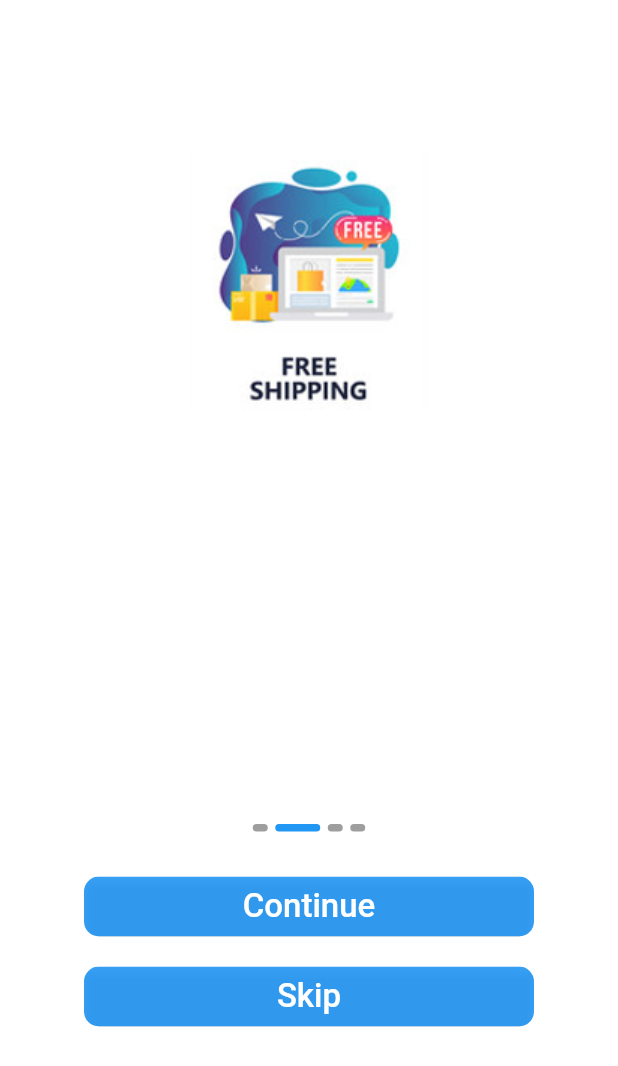
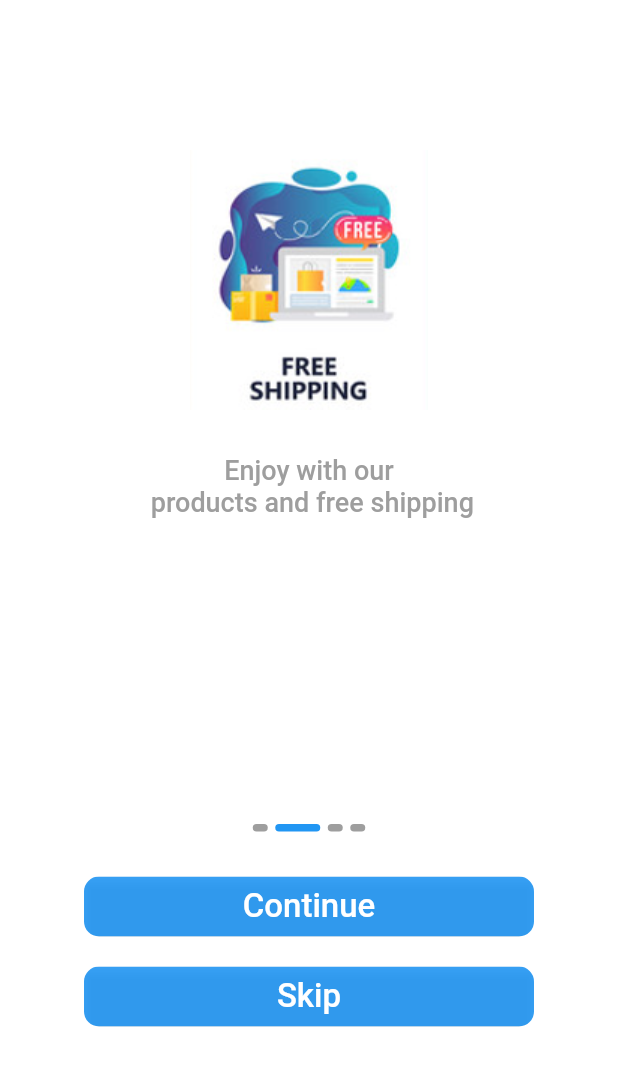
Before and after one commit to ahmedfikry24/Store-App, a Flutter app: the screen it shows after launch, after a tap on "Continue", on a phone screen of 412 x 824 dp. Shown: the top 1066 px of the screen. Run offline on Flutter 3.47's test engine with Material 2 defaults, Android fonts, the phone set to English and light mode, and no system bars; drawn by our look-alikes of smooth_page_indicator; our stand-ins replace flutter_bloc, font_awesome_flutter, shared_preferences; network calls fail; Roboto replaces fonts that are missing (cairo).

```diff
--- /dev/null
+++ b/lib/controller/login/cubit.dart
@@ -0,0 +1,8 @@
+// ignore_for_file: unnecessary_type_check
+import 'package:flutter_bloc/flutter_bloc.dart';
+import 'package:store_app/controller/login/states.dart';
+
+class LoginCubit extends Cubit<LoginStates> {
+  LoginCubit() : super(LoginInitilaState());
+  static LoginCubit get(context) => BlocProvider.of(context);
+}
--- /dev/null
+++ b/lib/controller/login/states.dart
@@ -0,0 +1,9 @@
+abstract class LoginStates {}
+
+class LoginInitilaState extends LoginStates {}
+
+class LoginGetAllProductLoadingState extends LoginStates {}
+
+class LoginGetAllProductSuccessState extends LoginStates {}
+
+class LoginGetAllProductErrorState extends LoginStates {}
--- a/lib/controller/on_boarding/cubit.dart
+++ /dev/null
@@ -1,11 +0,0 @@
-// ignore_for_file: unnecessary_type_check
-
-import 'package:flutter/cupertino.dart';
-import 'package:flutter_bloc/flutter_bloc.dart';
-import 'package:store_app/controller/on_boarding/states.dart';
-
-class OnBoardingCubit extends Cubit<OnBoardingStates> {
-  OnBoardingCubit() : super(OnBoardingInitilaState());
-  static OnBoardingCubit get(context) => BlocProvider.of(context);
-  PageController pageController = PageController();
-}
--- a/lib/controller/on_boarding/states.dart
+++ /dev/null
@@ -1,9 +0,0 @@
-abstract class OnBoardingStates {}
-
-class OnBoardingInitilaState extends OnBoardingStates {}
-
-class OnBoardingGetAllProductLoadingState extends OnBoardingStates {}
-
-class OnBoardingGetAllProductSuccessState extends OnBoardingStates {}
-
-class OnBoardingGetAllProductErrorState extends OnBoardingStates {}
--- a/lib/core/images.dart
+++ b/lib/core/images.dart
@@ -2,19 +2,19 @@ class AppImages {
   static List<Map> onboarding = [
     {
       'image': 'assets/images/1.PNG',
-      'des': '',
+      'des': 'Get free gifts \n Enjoy now our society',
     },
     {
       'image': 'assets/images/2.PNG',
-      'des': '',
+      'des': 'Enjoy with our \n products and free shipping',
     },
     {
       'image': 'assets/images/3.PNG',
-      'des': '',
+      'des': 'everyday with surprise \n online offers and cash back',
     },
     {
       'image': 'assets/images/4.PNG',
-      'des': '',
+      'des': 'Enjoy now with \n hot offers and from anywhere',
     },
   ];
 }
--- a/lib/main.dart
+++ b/lib/main.dart
@@ -1,9 +1,10 @@
+// ignore_for_file: await_only_futures
+
 import 'package:flutter/material.dart';
 import 'package:flutter_bloc/flutter_bloc.dart';
 import 'package:store_app/controller/cubit.dart';
-import 'package:store_app/controller/on_boarding/cubit.dart';
+import 'package:store_app/controller/login/cubit.dart';
 import 'package:store_app/services/services.dart';
-import 'package:store_app/view/screens/home_screen.dart';
 import 'package:store_app/view/screens/login.dart';
 import 'package:store_app/view/screens/on_boarding.dart';
 
@@ -12,11 +13,11 @@ import 'my_cubit_observer.dart';
 void main() async {
   WidgetsFlutterBinding.ensureInitialized();
   await Services().getInit();
-  // Services.onboarding = await sharedPreferences!.getBool('onboarding');
+  Services.onboarding = await sharedPreferences!.getBool('onboarding');
   Widget widget = const OnBoardingScreen();
-  // if (Services.onboarding != null && Services.onboarding == true) {
-  //   widget = const Login();
-  // }
+  if (Services.onboarding != null && Services.onboarding == true) {
+    widget = const Login();
+  }
 
   Bloc.observer = MyBlocObserver();
   runApp(MyApp(
@@ -33,7 +34,7 @@ class MyApp extends StatelessWidget {
     return MultiBlocProvider(
       providers: [
         BlocProvider(
-          create: (context) => OnBoardingCubit(),
+          create: (context) => LoginCubit(),
         ),
         BlocProvider(
           create: (context) => StoreAppCubit()..getAllProduct(),
--- a/lib/view/screens/login.dart
+++ b/lib/view/screens/login.dart
@@ -5,6 +5,8 @@ class Login extends StatelessWidget {
 
   @override
   Widget build(BuildContext context) {
-    return Container();
+    return Scaffold(
+      appBar: AppBar(),
+    );
   }
 }
--- a/lib/view/screens/on_boarding.dart
+++ b/lib/view/screens/on_boarding.dart
@@ -1,7 +1,4 @@
 import 'package:flutter/material.dart';
-import 'package:flutter_bloc/flutter_bloc.dart';
-import 'package:store_app/controller/on_boarding/cubit.dart';
-import 'package:store_app/controller/on_boarding/states.dart';
 import 'package:store_app/core/images.dart';
 import 'package:store_app/view/widgets/onboarding/custom_botton.dart';
 import 'package:store_app/view/widgets/onboarding/custom_indicator.dart';
@@ -11,10 +8,7 @@ class OnBoardingScreen extends StatelessWidget {
 
   @override
   Widget build(BuildContext context) {
-    return BlocConsumer<OnBoardingCubit, OnBoardingStates>(
-      listener: (context, state) {},
-      builder: (context, state) {
-        OnBoardingCubit cubit = OnBoardingCubit.get(context);
+    PageController pageController = PageController();
     return Scaffold(
       backgroundColor: Colors.white,
       body: SafeArea(
@@ -23,7 +17,7 @@ class OnBoardingScreen extends StatelessWidget {
             Expanded(
               flex: 4,
               child: PageView.builder(
-                      controller: cubit.pageController,
+                  controller: pageController,
                   itemCount: AppImages.onboarding.length,
                   physics: const BouncingScrollPhysics(),
                   itemBuilder: (context, i) {
@@ -37,12 +31,15 @@ class OnBoardingScreen extends StatelessWidget {
                           fit: BoxFit.fill,
                         ),
                         const SizedBox(
-                              height: 50,
+                          height: 30,
                         ),
                         Text(
                           AppImages.onboarding[i]['des'],
                           textAlign: TextAlign.center,
-                              style: Theme.of(context).textTheme.bodyText1,
+                          style: Theme.of(context)
+                              .textTheme
+                              .bodyText1
+                              ?.copyWith(fontSize: 18, color: Colors.grey),
                         ),
                       ],
                     );
@@ -52,13 +49,12 @@ class OnBoardingScreen extends StatelessWidget {
               flex: 2,
               child: Column(
                 children: [
-                      CustomIndicatorOnBoarding(
-                          pageController: cubit.pageController),
+                  CustomIndicatorOnBoarding(pageController: pageController),
                   const SizedBox(
                     height: 30,
                   ),
                   CustomOnBoardingBotton(
-                        pageController: cubit.pageController,
+                    pageController: pageController,
                     text: "Continue",
                   ),
                   const SizedBox(
@@ -67,6 +63,9 @@ class OnBoardingScreen extends StatelessWidget {
                   const CustomOnBoardingBotton(
                     text: "Skip",
                   ),
+                  const SizedBox(
+                    height: 50,
+                  ),
                 ],
               ),
             ),
@@ -74,7 +73,5 @@ class OnBoardingScreen extends StatelessWidget {
         ),
       ),
     );
-      },
-    );
   }
 }
```
Also changed, not shown: 1 other file. Lines whose indentation alone changed are shown as unchanged.
